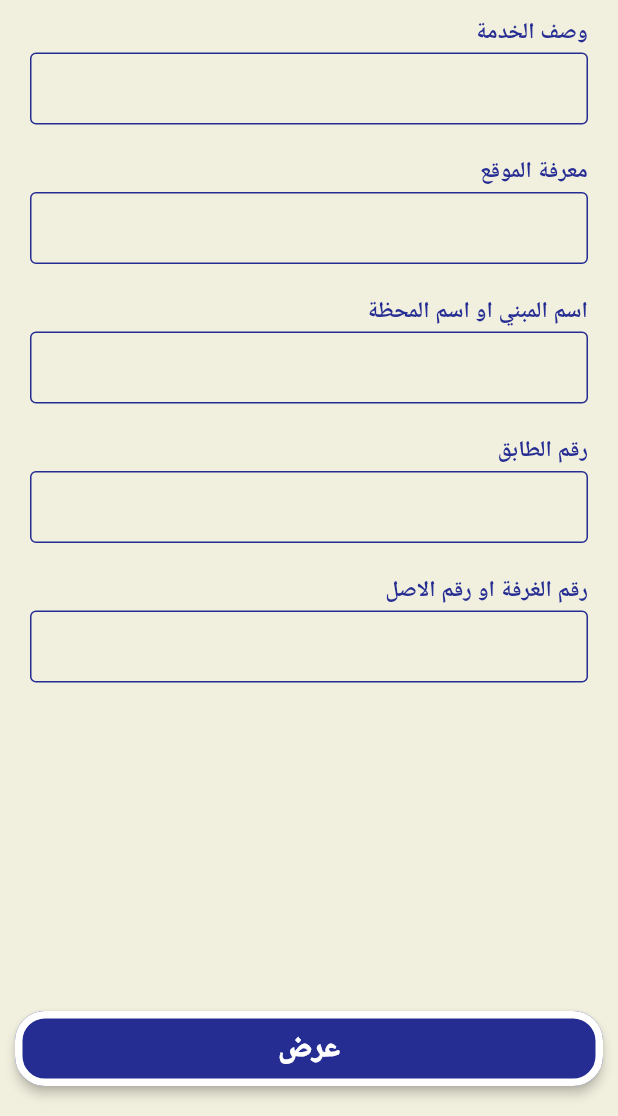
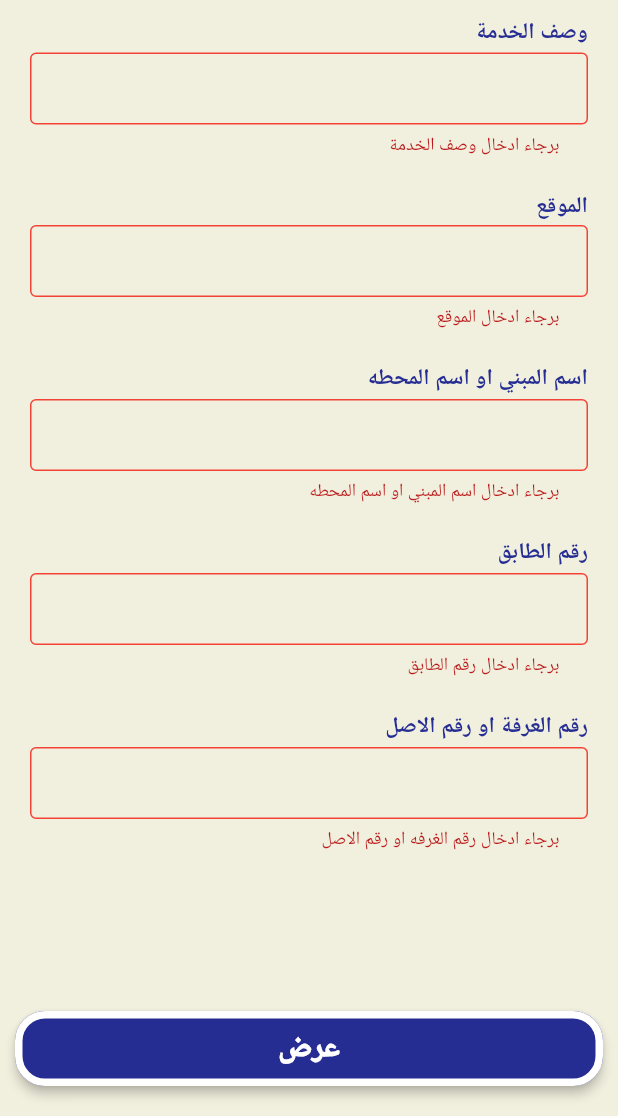
Before and after one commit to mohadmed-adel/cti-mobile, a Flutter app: the RequestNewServiceScreen screen opened directly with empty values, after a tap on "عرض", on a phone screen of 412 x 824 dp, the part 120-1236 px from its top. Run offline on Flutter 3.47's test engine with Material 3 defaults, Android fonts, the phone set to English and light mode, and no system bars; our stand-ins replace dio, flutter_styled_toast, pretty_dio_logger, shared_preferences; accounts and stored records are empty.

Commit message:
finish request new services

```diff
--- a/lib/core/network/dio_helper.dart
+++ b/lib/core/network/dio_helper.dart
@@ -65,7 +65,7 @@ class DioHelper implements BaseNetwork {
       String? token = storageService.getValue(key: StorageKeys.token);
 
       dio.options.headers = {
-        if (token != null) "Authorization": token,
+        if (token != null) "Authorization": "Bearer $token",
       };
       final response = await dio.post(endPoint, data: data);
 
--- a/lib/core/shared-widgets/app_bar.dart
+++ b/lib/core/shared-widgets/app_bar.dart
@@ -6,8 +6,12 @@ import '../constants/app_images.dart';
 
 class DefualtAppBar extends StatelessWidget implements PreferredSizeWidget {
   const DefualtAppBar(
-      {super.key, required this.title, this.showMenuBtn = true});
+      {super.key,
+      required this.title,
+      this.showMenuBtn = true,
+      this.customAction});
   final String title;
+  final Widget? customAction;
   final bool showMenuBtn;
   @override
   Widget build(BuildContext context) {
@@ -37,7 +41,7 @@ class DefualtAppBar extends StatelessWidget implements PreferredSizeWidget {
                 ),
               ),
               const Spacer(),
-              if (showMenuBtn)
+              if (customAction == null && showMenuBtn)
                 IconButton(
                     onPressed: () {
                       Navigator.of(context).push(MaterialPageRoute(
@@ -47,6 +51,7 @@ class DefualtAppBar extends StatelessWidget implements PreferredSizeWidget {
                       Icons.menu,
                       color: Colors.white,
                     )),
+              if (customAction != null) customAction!,
             ],
           ),
           const Spacer(),
@@ -56,6 +61,5 @@ class DefualtAppBar extends StatelessWidget implements PreferredSizeWidget {
   }
 
   @override
-  // TODO: implement preferredSize
   Size get preferredSize => const Size.fromHeight(80);
 }
--- a/lib/core/shared-widgets/app_text_form_field.dart
+++ b/lib/core/shared-widgets/app_text_form_field.dart
@@ -75,10 +75,14 @@ class AppTextFormField extends StatelessWidget {
                   const EdgeInsets.symmetric(vertical: 12.0, horizontal: 15),
               isDense: true,
               counterText: '',
+              focusedErrorBorder: const OutlineInputBorder(
+                  borderSide: BorderSide(color: AppColors.primary)),
               focusedBorder: const OutlineInputBorder(
                   borderSide: BorderSide(color: AppColors.primary)),
               enabledBorder: const OutlineInputBorder(
                   borderSide: BorderSide(color: AppColors.primary)),
+              errorBorder: const OutlineInputBorder(
+                  borderSide: BorderSide(color: Colors.red)),
               hintStyle: const TextStyle(),
               errorStyle: const TextStyle(height: 1.5),
               border: InputBorder.none,
--- /dev/null
+++ b/lib/features/activeRequests/view/request-new-services/request_new_service_screen.dart
@@ -0,0 +1,149 @@
+import 'package:cti/core/shared-widgets/app_bar.dart';
+import 'package:cti/features/activeRequests/models/services_model.dart';
+import 'package:flutter/material.dart';
+
+import '../../../../core/shared-widgets/app_button.dart';
+import '../../../../core/shared-widgets/app_text_form_field.dart';
+import '../../models/requested_services_model.dart';
+import '../../services/active_request_services.dart';
+
+class RequestNewServiceScreen extends StatefulWidget {
+  const RequestNewServiceScreen({super.key, required this.services});
+  final ServicesModel services;
+
+  @override
+  State<RequestNewServiceScreen> createState() =>
+      _RequestNewServiceScreenState();
+}
+
+class _RequestNewServiceScreenState extends State<RequestNewServiceScreen> {
+  final GlobalKey<FormState> _key = GlobalKey<FormState>();
+  String? des, location, buildingName;
+  int? assetNumber, buildingNumber;
+  bool _isLoading = false;
+  @override
+  Widget build(BuildContext context) {
+    return Scaffold(
+      appBar: const DefualtAppBar(title: "انشاء طلب جديد"),
+      body: Form(
+        key: _key,
+        child: ListView(
+          padding: const EdgeInsets.symmetric(horizontal: 20, vertical: 10),
+          children: [
+            AppTextFormField(
+              label: "وصف الخدمة",
+              onSaved: (value) {
+                des = value;
+              },
+              validator: (value) {
+                if (value == null || value.trim().isEmpty) {
+                  return "برجاء ادخال وصف الخدمة";
+                }
+                return null;
+              },
+            ),
+            AppTextFormField(
+              label: "الموقع",
+              onSaved: (value) {
+                location = value;
+              },
+              validator: (value) {
+                if (value == null || value.trim().isEmpty) {
+                  return "برجاء ادخال الموقع";
+                }
+                return null;
+              },
+            ),
+            AppTextFormField(
+              label: "اسم المبني او اسم المحطه",
+              onSaved: (value) {
+                buildingName = value;
+              },
+              validator: (value) {
+                if (value == null || value.trim().isEmpty) {
+                  return "برجاء ادخال اسم المبني او اسم المحطه";
+                }
+                return null;
+              },
+            ),
+            AppTextFormField(
+              label: "رقم الطابق",
+              textInputType: TextInputType.number,
+              onSaved: (value) {
+                if (value != null) {
+                  buildingNumber = int.tryParse(value);
+                }
+              },
+              validator: (value) {
+                if (value == null || value.trim().isEmpty) {
+                  return "برجاء ادخال رقم الطابق";
+                } else if (int.tryParse(value) == null) {
+                  return "يجب إدخال رقم";
+                }
+                return null;
+              },
+            ),
+            AppTextFormField(
+              label: "رقم الغرفة او رقم الاصل",
+              textInputType: TextInputType.number,
+              onSaved: (value) {
+                if (value != null) {
+                  assetNumber = int.tryParse(value);
+                }
+              },
+              validator: (value) {
+                if (value == null || value.trim().isEmpty) {
+                  return "برجاء ادخال رقم الغرفه او رقم الاصل";
+                } else if (int.tryParse(value) == null) {
+                  return "يجب إدخال رقم";
+                }
+                return null;
+              },
+            ),
+          ],
+        ),
+      ),
+      bottomNavigationBar: AppButton(
+        isLoading: _isLoading,
+        title: "عرض",
+        onTap: () async {
+          try {
+            if (_key.currentState!.validate()) {
+              _key.currentState!.save();
+              setState(() {
+                _isLoading = true;
+              });
+              RequestedServiceModel requestedService = RequestedServiceModel(
+                serviceId: widget.services.id.toString(),
+                description: des!,
+                location: location!,
+                buildingName: buildingName!,
+                buildingNumber: buildingNumber!.toString(),
+                assetNumber: assetNumber!.toString(),
+              );
+              RequestedServiceModel? createdRequestedServiceModel =
+                  await ActiveRequestServices.requestNewService(
+                      requestedService);
+              if (createdRequestedServiceModel != null) {
+                ScaffoldMessenger.of(context).showSnackBar(
+                  const SnackBar(
+                    content: Text(
+                      "تم الطلب بنجاح",
+                      textAlign: TextAlign.center,
+                    ),
+                    backgroundColor: Colors.green,
+                  ),
+                );
+              }
+              Navigator.of(context).pop();
+            }
+          } finally {
+            setState(() {
+              _isLoading = false;
+            });
+          }
+        },
+      ),
+    );
+  }
+}
--- a/lib/features/home/view/home_screen.dart
+++ b/lib/features/home/view/home_screen.dart
@@ -5,7 +5,7 @@ import 'package:flutter/material.dart';
 import '../../../core/constants/colors.dart';
 import '../../../core/shared-widgets/app_bar.dart';
 import '../../../core/shared-widgets/app_loader.dart';
-import '../../activeRequests/view/active_requests_screen.dart';
+import '../../activeRequests/view/active-requests/active_requests_screen.dart';
 import '../../services/services-list/view/cats_list_screen.dart';
 import '../models/user_model.dart';
 import '../services/home_services.dart';
--- a/lib/features/services/services-list/services/services_list_services.dart
+++ b/lib/features/services/services-list/services/services_list_services.dart
@@ -1,6 +1,6 @@
 import 'package:cti/core/network/api_strings.dart';
+import 'package:cti/features/activeRequests/models/services_model.dart';
 import 'package:cti/features/services/services-list/models/cate_model.dart';
-import 'package:cti/features/services/services-list/models/services_model.dart';
 
 import '../../../../main.dart';
 
--- a/lib/features/services/services-list/view/cate_services_list_screen.dart
+++ b/lib/features/services/services-list/view/cate_services_list_screen.dart
@@ -1,12 +1,12 @@
 import 'package:cti/core/constants/app_images.dart';
 import 'package:cti/core/constants/colors.dart';
+import 'package:cti/features/activeRequests/view/request-new-services/request_new_service_screen.dart';
 import 'package:cti/features/services/services-list/models/cate_model.dart';
-import 'package:cti/features/services/services-list/view/request_new_service_screen.dart';
 import 'package:flutter/material.dart';
 
 import '../../../../core/shared-widgets/app_bar.dart';
 import '../../../../core/shared-widgets/app_loader.dart';
-import '../models/services_model.dart';
+import '../../../activeRequests/models/services_model.dart';
 import '../services/services_list_services.dart';
 
 class CatServicesListScreen extends StatelessWidget {
--- a/lib/features/services/services-list/view/request_new_service_screen.dart
+++ /dev/null
@@ -1,55 +0,0 @@
-import 'package:cti/core/shared-widgets/app_bar.dart';
-import 'package:cti/features/services/services-list/models/services_model.dart';
-import 'package:flutter/material.dart';
-
-import '../../../../core/shared-widgets/app_button.dart';
-import '../../../../core/shared-widgets/app_text_form_field.dart';
-
-class RequestNewServiceScreen extends StatefulWidget {
-  const RequestNewServiceScreen({super.key, required this.services});
-  final ServicesModel services;
-
-  @override
-  State<RequestNewServiceScreen> createState() =>
-      _RequestNewServiceScreenState();
-}
-
-class _RequestNewServiceScreenState extends State<RequestNewServiceScreen> {
-  @override
-  Widget build(BuildContext context) {
-    return Scaffold(
-      appBar: const DefualtAppBar(title: "انشاء طلب جديد"),
-      body: ListView(
-        padding: const EdgeInsets.symmetric(horizontal: 20, vertical: 10),
-        children: [
-          AppTextFormField(
-            label: "وصف الخدمة",
-            onSaved: (value) {},
-          ),
-          AppTextFormField(
-            label: "معرفة الموقع",
-            onSaved: (value) {},
-          ),
-          AppTextFormField(
-            label: "اسم المبني او اسم المحظة",
-            onSaved: (value) {},
-          ),
-          AppTextFormField(
-            label: "رقم الطابق",
-            textInputType: TextInputType.number,
-            onSaved: (value) {},
-          ),
-          AppTextFormField(
-            label: "رقم الغرفة او رقم الاصل",
-            textInputType: TextInputType.number,
-            onSaved: (value) {},
-          ),
-        ],
-      ),
-      bottomNavigationBar: AppButton(
-        title: "عرض",
-        onTap: () {},
-      ),
-    );
-  }
-}
--- a/pubspec.yaml
+++ b/pubspec.yaml
@@ -15,6 +15,7 @@ dependencies:
   pretty_dio_logger: ^1.3.1
   shared_preferences: ^2.2.2
   flutter_styled_toast: ^2.2.1
+  intl: ^0.18.1
 
 
 
```
Also changed, not shown: lib/features/activeRequests/models/requested_services_model.dart (+15 -8 lines), lib/features/activeRequests/services/active_request_services.dart (+13 -0 lines), lib/features/activeRequests/view/active-request-details/active_request_details_screen.dart (added, +43 -0 lines), lib/features/activeRequests/view/active-request-details/widgets/display_item.dart (added, +33 -0 lines), lib/features/activeRequests/view/active-request-details/widgets/leave_comment_tap..dart (added, +10 -0 lines), lib/features/activeRequests/view/active-request-details/widgets/request_detials_tap.dart (added, +52 -0 lines), lib/features/activeRequests/view/active-requests/active_requests_screen.dart (renamed from lib/features/activeRequests/view/active_requests_screen.dart, +4 -36 lines), lib/features/activeRequests/view/active-requests/widgets/requested_services_card.dart (added, +47 -0 lines), lib/main.dart (+14 -1 lines), lib/features/activeRequests/models/services_model.dart (renamed from lib/features/services/services-list/models/services_model.dart), pubspec.lock.
